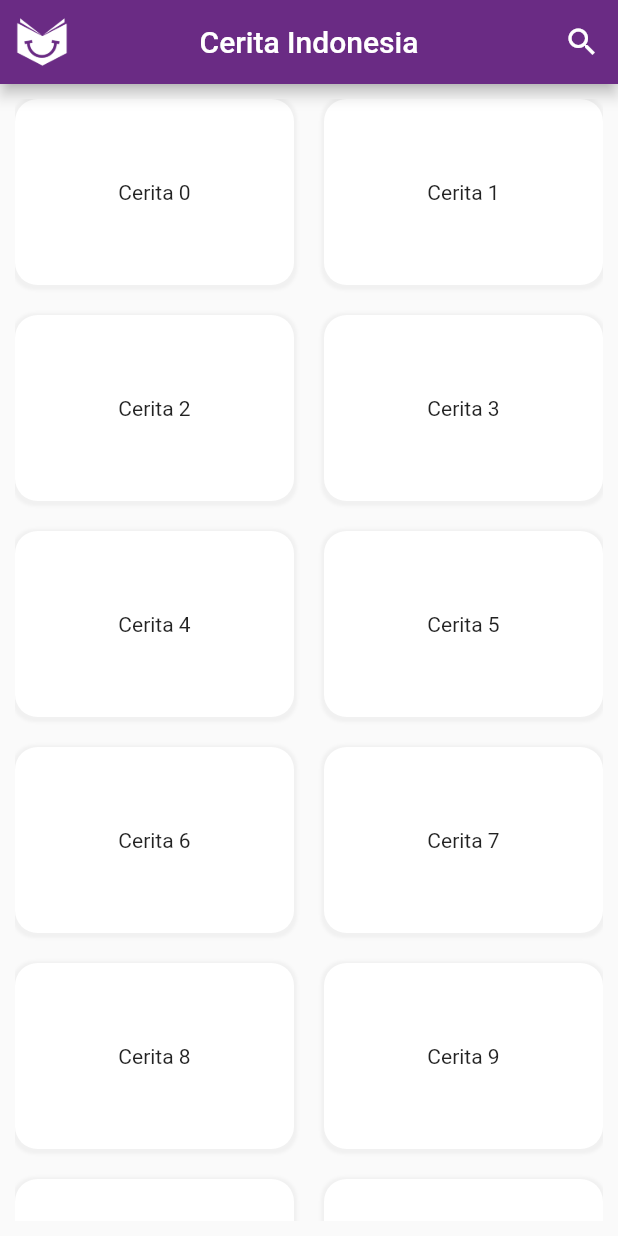
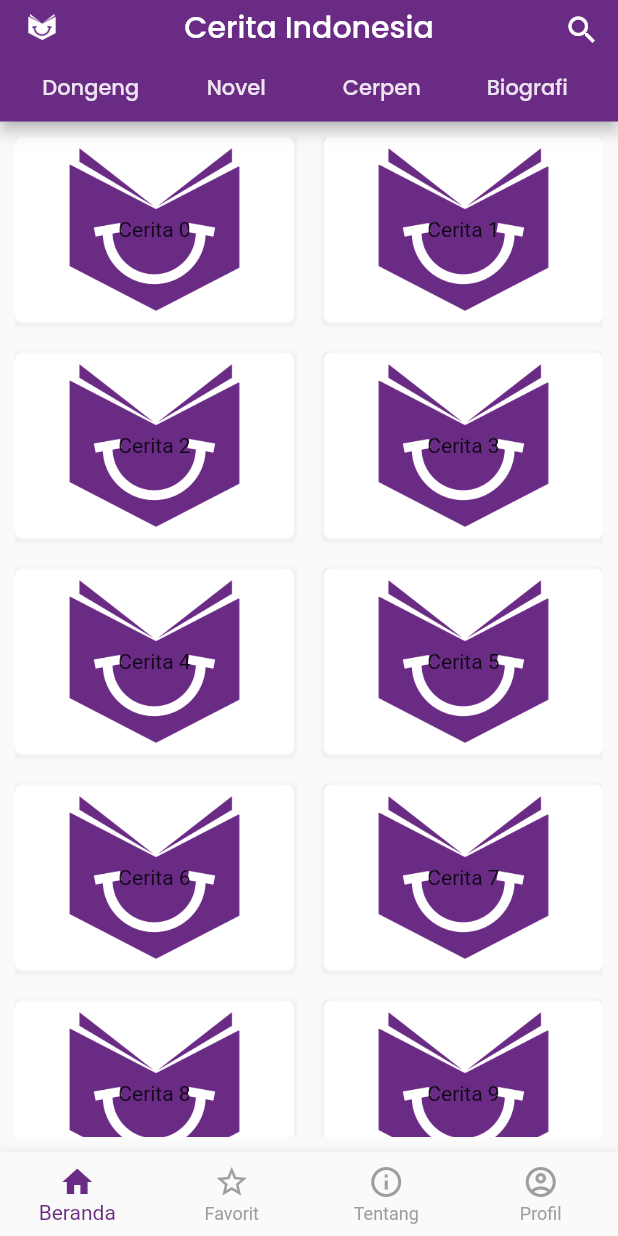
Before and after one commit to whywidodo/finalproject_pmoif20d_wahyu, a Flutter app: the screen it shows after launch, after a tap on the "search" icon, on a phone screen of 412 x 824 dp. Run offline on Flutter 3.47's test engine with Material 2 defaults, Android fonts, the phone set to English and light mode, and no system bars.

Commit message:
update file homepage

```diff
--- a/lib/HomePage.dart
+++ b/lib/HomePage.dart
@@ -9,22 +9,44 @@ class HomePage extends StatelessWidget {
     return Scaffold(
       appBar: AppBar(
           leading: Padding(
-            padding: const EdgeInsets.all(10),
+            padding: const EdgeInsets.all(8),
               child: Image.asset('assets/images/ceria256white.png')
           ),
           centerTitle: true,
-          title: Text ('Cerita Indonesia'),
-          backgroundColor: Color(0xFF6A2B84),
+          title: const Text ('Cerita Indonesia', style: TextStyle(fontFamily: 'PoppinsMedium'),),
+          backgroundColor: const Color(0xFF6A2B84),
           foregroundColor: Colors.white,
           actions: [
             IconButton(
                 onPressed: () {
                 },
-                icon: Icon(Icons.search))
+                icon: const Icon(Icons.search))
           ],
+        bottom: PreferredSize(
+          child: Container(
+            padding: const EdgeInsets.all(12),
+            child: Row(
+              children: const [
+                Expanded(
+                  child: Text('Dongeng', textAlign: TextAlign.center, style: TextStyle(color: Colors.white, fontFamily: 'PoppinsMedium'),)
+                ),
+                Expanded(
+                    child: Text('Novel', textAlign: TextAlign.center, style: TextStyle(color: Colors.white, fontFamily: 'PoppinsMedium'),)
+                ),
+                Expanded(
+                    child: Text('Cerpen', textAlign: TextAlign.center, style: TextStyle(color: Colors.white, fontFamily: 'PoppinsMedium'),)
+                ),
+                Expanded(
+                    child: Text('Biografi', textAlign: TextAlign.center, style: TextStyle(color: Colors.white, fontFamily: 'PoppinsMedium'),)
+                )
+              ],
+            )
+          ),
+          preferredSize: const Size.fromHeight(25),
+        ),
+        bottomOpacity: .7,
       ),
-      body:
-          Padding(
+      body: Padding(
             padding: const EdgeInsets.all(10.0),
             child: GridView.builder(
                 gridDelegate: const SliverGridDelegateWithMaxCrossAxisExtent(
@@ -36,14 +58,33 @@ class HomePage extends StatelessWidget {
                 itemBuilder: (BuildContext ctx, index) {
                   return Container(
                     alignment: Alignment.center,
+                    decoration: BoxDecoration(
+                        image: const DecorationImage(
+                          image: AssetImage('assets/images/ceria256color.png'),
+                        ),
+                        color: Colors.white,
+                        borderRadius: BorderRadius.circular(5),
+                        boxShadow: [
+                          BoxShadow(color: Colors.grey.withOpacity(0.1), spreadRadius: 2, blurRadius: 1, offset: const Offset(0, 1)),
+                        ],
+                      ),
+
                     child: Text(myProducts[index]["name"]),
-                      decoration: BoxDecoration(color: Colors.white, borderRadius: BorderRadius.circular(15),
-                          boxShadow: [
-                          BoxShadow(color: Colors.grey.withOpacity(0.1), spreadRadius: 2, blurRadius: 1, offset: Offset(0, 1),),]
-                      ),
                   );
             }),
           ),
+      bottomNavigationBar: BottomNavigationBar(
+        type: BottomNavigationBarType.fixed,
+        selectedItemColor: const Color(0xFF6A2B84),
+        unselectedItemColor: Colors.grey,
+        items: const [
+          BottomNavigationBarItem(
+              icon: Icon(Icons.home), label: "Beranda"),
+          BottomNavigationBarItem(icon: Icon(Icons.star_border), label: "Favorit"),
+          BottomNavigationBarItem(icon: Icon(Icons.info_outline), label: "Tentang"),
+          BottomNavigationBarItem(icon: Icon(Icons.account_circle_outlined), label: "Profil"),
+        ],
+      ),
     );
   }
 }
--- a/lib/SplashScreen.dart
+++ b/lib/SplashScreen.dart
@@ -40,10 +40,7 @@ class _SplashScreenState extends State<SplashScreen> {
               height: 100,
             ),
             //text ceria
-            Text("CERITA INDONESIA",
-            style: TextStyle(
-              color: Color (0xFF6A2B84)
-            ),)
+            Text("CERITA INDONESIA",style: TextStyle(fontFamily: 'PoppinsBlack',color: Color (0xFF6A2B84)))
           ],
         )
       ),
--- a/pubspec.yaml
+++ b/pubspec.yaml
@@ -79,6 +79,10 @@ flutter:
        fonts:
          - asset: assets/Fonts/Poppins-Black.ttf
          - asset: assets/Fonts/Poppins-BlackItalic.ttf
+     - family: PoppinsMedium
+       fonts:
+         - asset: assets/Fonts/Poppins-Medium.ttf
+         - asset: assets/Fonts/Poppins-MediumItalic.ttf
      - family: PoppinsLight
        fonts:
          - asset: assets/Fonts/Poppins-Light.ttf
```
Also changed, not shown: assets/images/profile.png (added).
